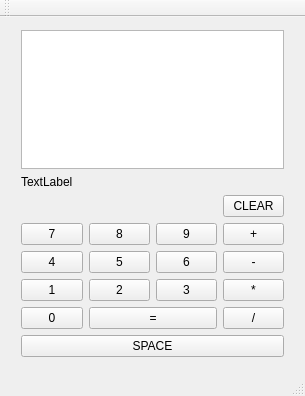
The window that mainwindow.ui (CrowPg/Calkraft) describes before a commit, drawn with Qt 5.
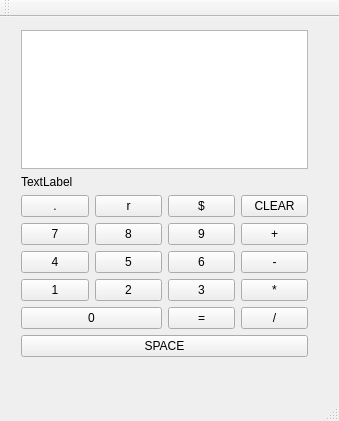
The same window after the commit.

```diff
--- a/mainwindow.ui
+++ b/mainwindow.ui
@@ -6,8 +6,8 @@
    <rect>
     <x>0</x>
     <y>0</y>
-    <width>305</width>
-    <height>396</height>
+    <width>339</width>
+    <height>421</height>
    </rect>
   </property>
   <property name="windowTitle">
@@ -19,7 +19,7 @@
      <rect>
       <x>10</x>
       <y>2</y>
-      <width>285</width>
+      <width>309</width>
       <height>349</height>
      </rect>
     </property>
@@ -40,7 +40,7 @@
      </item>
      <item>
       <layout class="QGridLayout" name="gridLayout">
-       <item row="4" column="0">
+       <item row="4" column="0" colspan="2">
         <widget class="QPushButton" name="button_0">
          <property name="text">
           <string>0</string>
@@ -140,16 +140,6 @@
          </property>
         </widget>
        </item>
-       <item row="4" column="1" colspan="2">
-        <widget class="QPushButton" name="button_egal">
-         <property name="text">
-          <string>=</string>
-         </property>
-         <property name="shortcut">
-          <string>=</string>
-         </property>
-        </widget>
-       </item>
        <item row="1" column="3">
         <widget class="QPushButton" name="button_plus">
          <property name="text">
@@ -210,6 +200,46 @@
          </property>
         </widget>
        </item>
+       <item row="4" column="2">
+        <widget class="QPushButton" name="button_egal">
+         <property name="text">
+          <string>=</string>
+         </property>
+         <property name="shortcut">
+          <string>=</string>
+         </property>
+        </widget>
+       </item>
+       <item row="0" column="0">
+        <widget class="QPushButton" name="button_point">
+         <property name="text">
+          <string>.</string>
+         </property>
+         <property name="shortcut">
+          <string>.</string>
+         </property>
+        </widget>
+       </item>
+       <item row="0" column="1">
+        <widget class="QPushButton" name="button_rationnel">
+         <property name="text">
+          <string>r</string>
+         </property>
+         <property name="shortcut">
+          <string>R</string>
+         </property>
+        </widget>
+       </item>
+       <item row="0" column="2">
+        <widget class="QPushButton" name="button_dollar">
+         <property name="text">
+          <string>$</string>
+         </property>
+         <property name="shortcut">
+          <string>$</string>
+         </property>
+        </widget>
+       </item>
       </layout>
      </item>
     </layout>
```
Left out of the diff: 2 changed lines with no effect on the pictures.
